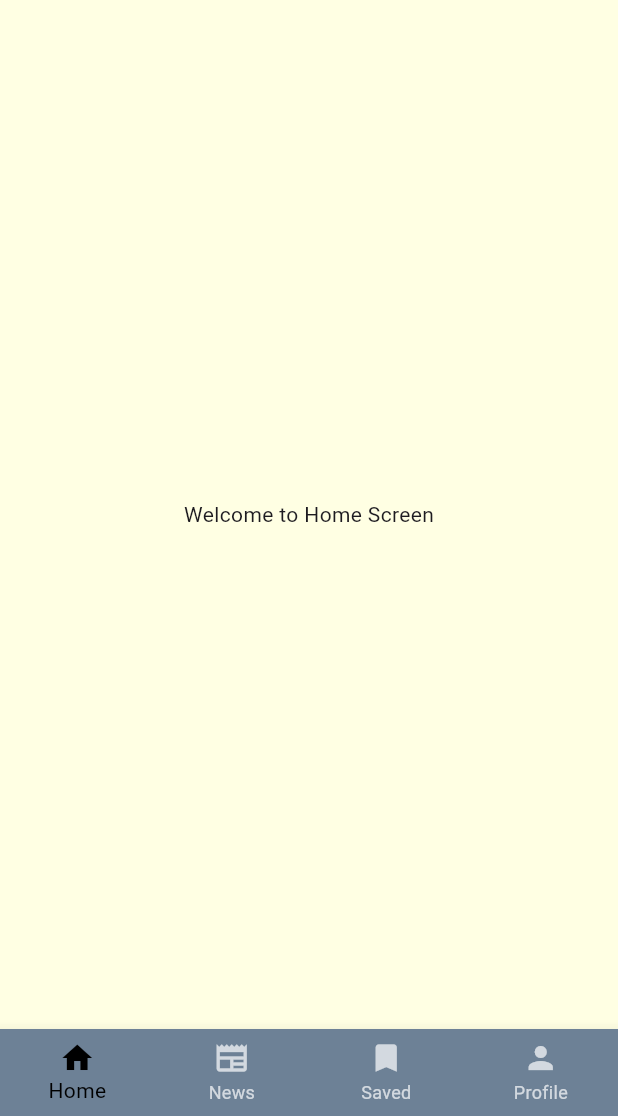
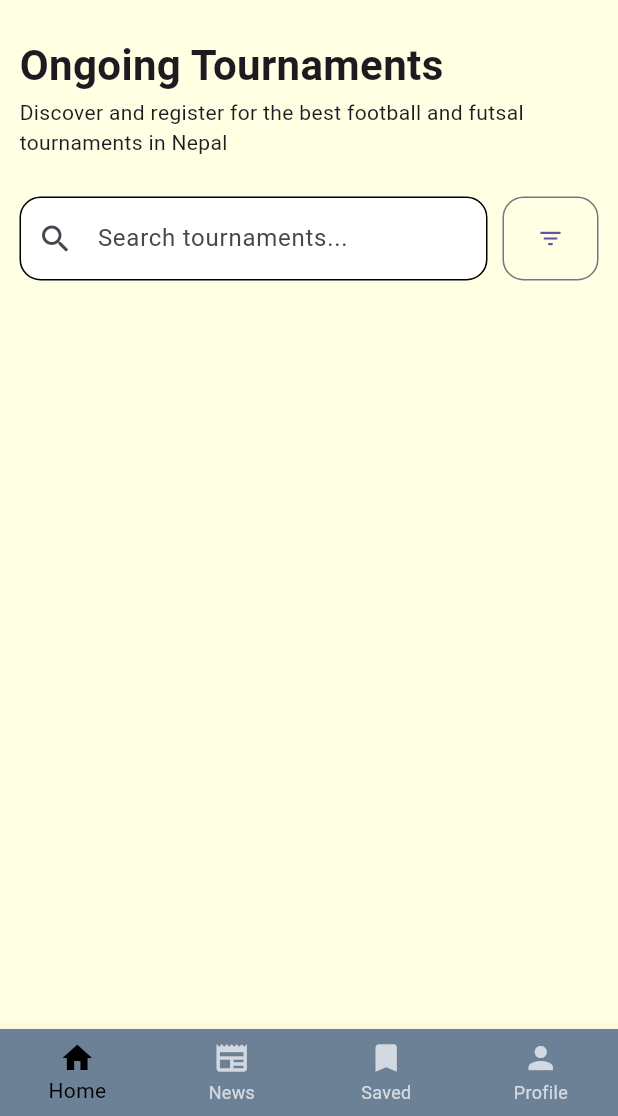
Before and after one commit to sanstha1/GoalNepal_Flutter, a Flutter app: the screen it shows after launch, on a phone screen of 412 x 824 dp, the part 120-1236 px from its top. Run offline on Flutter 3.47's test engine with Material 3 defaults, Android fonts, the phone set to English and light mode, and no system bars; our stand-ins replace smooth_page_indicator.

Commit message:
Search bar added and filter also

```diff
--- a/lib/screens/buttom_screens/home_screen.dart
+++ b/lib/screens/buttom_screens/home_screen.dart
@@ -1,5 +1,6 @@
 import 'package:flutter/material.dart';
 import 'package:goal_nepal/mycolors.dart';
+import 'package:goal_nepal/widgets/filter.dart';
 
 class HomeScreen extends StatefulWidget {
   const HomeScreen({super.key});
@@ -14,8 +15,64 @@ class _HomeScreenState extends State<HomeScreen> {
     return Container(
       color: MyColors.lightYellow,
       child: SizedBox.expand(
-        child: Center(
-          child: Text('Welcome to Home Screen'),
+        child: SafeArea(
+          child: Padding(
+            padding: const EdgeInsets.symmetric(horizontal: 13, vertical: 23),
+            child: Column(
+              crossAxisAlignment: CrossAxisAlignment.start,
+              children: [
+                const Text(
+                  "Ongoing Tournaments",
+                  style: TextStyle(
+                    fontSize: 28,
+                    fontWeight: FontWeight.bold,
+                  ),
+                ),
+
+                const SizedBox(height: 2),
+
+                const Text(
+                  "Discover and register for the best football and futsal tournaments in Nepal",
+                  style: TextStyle(fontSize: 14),
+                ),
+
+                const SizedBox(height: 26),
+
+                Row(
+                  children: [
+                    Expanded(
+                      child:TextField(
+                        decoration: InputDecoration(
+                          hintText: "Search tournaments...",
+                          prefixIcon: const Icon(Icons.search),
+                          filled: true,
+                          fillColor: Colors.white,
+
+                          enabledBorder: OutlineInputBorder(
+                            borderRadius: BorderRadius.circular(14),
+                            borderSide: const BorderSide(color: Colors.black, width: 1),
+                          ),
+
+                          focusedBorder: OutlineInputBorder(
+                            borderRadius: BorderRadius.circular(14),
+                            borderSide: const BorderSide(color: Colors.black, width: 1.5),
+                          ),
+                        ),
+                      ),
+                    ),
+
+                    const SizedBox(width: 10),
+
+                    Filter(
+                      onTap: () {
+                        //filter opens
+                      },
+                    ),
+                  ],
+                ),
+              ],
+            ),
+          ),
         ),
       ),
     );
--- a/lib/widgets/filter.dart
+++ b/lib/widgets/filter.dart
@@ -7,16 +7,15 @@ class Filter extends StatelessWidget {
 
   @override
   Widget build(BuildContext context) {
-    return OutlinedButton.icon(
+    return OutlinedButton(
       onPressed: onTap,
-      icon: const Icon(Icons.filter_list),
-      label: const Text("Filters"),
       style: OutlinedButton.styleFrom(
         shape: RoundedRectangleBorder(
-          borderRadius: BorderRadius.circular(12),
+          borderRadius: BorderRadius.circular(14),
         ),
-        padding: const EdgeInsets.symmetric(horizontal: 16, vertical: 12),
+        padding: const EdgeInsets.all(19),
       ),
+      child: const Icon(Icons.filter_list),
     );
   }
 }
```
